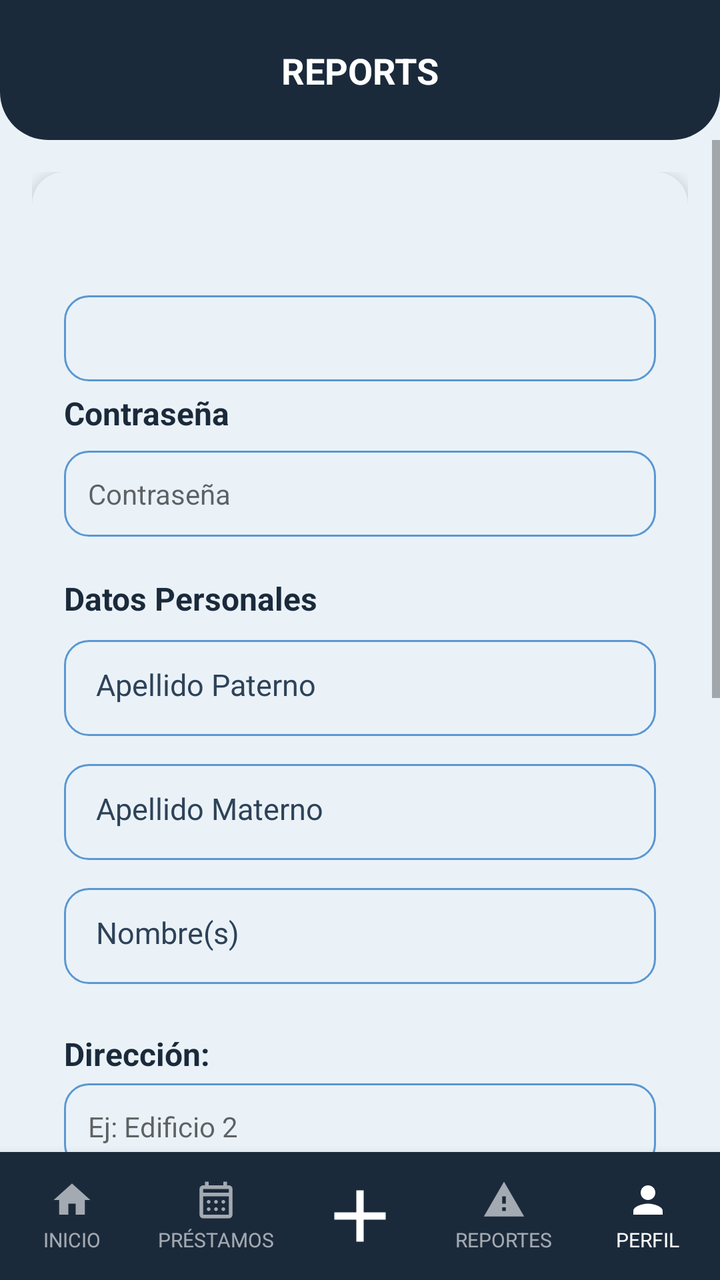
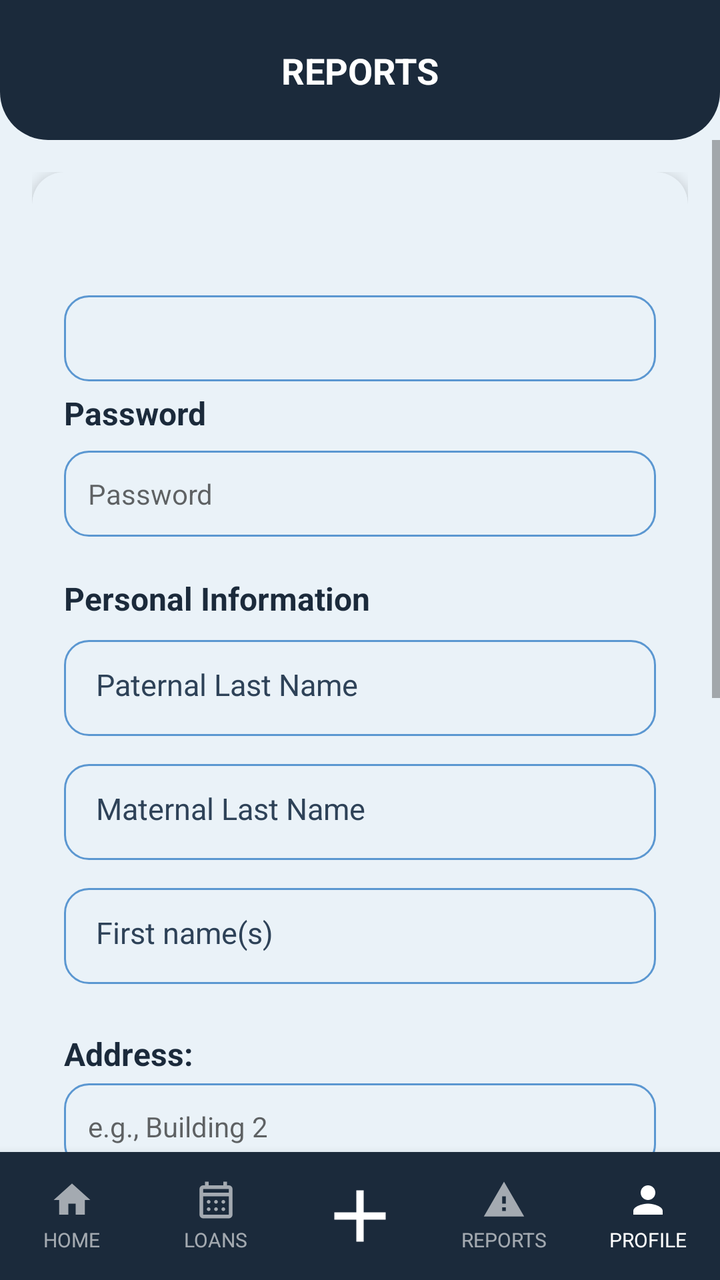

Compare the two renders of this Android layout. The source of the first and the diff that turns it into the second are given below.
<!-- AndroidManifest.xml: application theme Theme.YipShare -->
<!-- res/layout/activity_perfil.xml -->
<?xml version="1.0" encoding="utf-8"?>
<androidx.constraintlayout.widget.ConstraintLayout
    xmlns:android="http://schemas.android.com/apk/res/android"
    xmlns:app="http://schemas.android.com/apk/res-auto"
    xmlns:tools="http://schemas.android.com/tools"
    android:id="@+id/main"
    android:layout_width="match_parent"
    android:layout_height="match_parent"
    android:background="@color/fondo_pantalla">

    <View
        android:id="@+id/bg_header"
        android:layout_width="0dp"
        android:layout_height="0dp"
        android:background="@drawable/bg_header"
        app:layout_constraintTop_toTopOf="parent"
        app:layout_constraintStart_toStartOf="parent"
        app:layout_constraintEnd_toEndOf="parent"
        app:layout_constraintBottom_toBottomOf="@id/guideline_header" />

    <androidx.constraintlayout.widget.Guideline
        android:id="@+id/guideline_header"
        android:layout_width="wrap_content"
        android:layout_height="wrap_content"
        android:orientation="horizontal"
        app:layout_constraintGuide_begin="70dp" />

    <androidx.constraintlayout.widget.Guideline
        android:id="@+id/guideline_status"
        android:layout_width="wrap_content"
        android:layout_height="wrap_content"
        android:orientation="horizontal"
        app:layout_constraintGuide_begin="0dp" />

    <TextView
        android:id="@+id/tv_titulo_pantalla"
        android:layout_width="0dp"
        android:layout_height="wrap_content"
        android:text="@string/textView_reportes"
        android:textAlignment="center"
        android:textColor="@android:color/white"
        android:textStyle="bold"
        android:textSize="18sp"
        android:gravity="center"
        app:layout_constraintTop_toBottomOf="@id/guideline_status"
        app:layout_constraintBottom_toTopOf="@id/guideline_header"
        app:layout_constraintStart_toStartOf="parent"
        app:layout_constraintEnd_toEndOf="parent" />


    <ScrollView
        android:layout_width="0dp"
        android:layout_height="0dp"
        app:layout_constraintTop_toBottomOf="@id/guideline_header"
        app:layout_constraintStart_toStartOf="parent"
        app:layout_constraintEnd_toEndOf="parent"
        app:layout_constraintBottom_toTopOf="@id/bottom_nav">

        <androidx.constraintlayout.widget.ConstraintLayout
            android:layout_width="match_parent"
            android:layout_height="wrap_content"
            android:padding="16dp">

            <androidx.cardview.widget.CardView
                android:id="@+id/card_perfil"
                android:layout_width="0dp"
                android:layout_height="wrap_content"
                app:cardCornerRadius="16dp"
                app:cardElevation="4dp"
                app:cardBackgroundColor="@color/color_tarjeta"
                app:layout_constraintTop_toTopOf="parent"
                app:layout_constraintStart_toStartOf="parent"
                app:layout_constraintEnd_toEndOf="parent">

                <LinearLayout
                    android:layout_width="match_parent"
                    android:layout_height="wrap_content"
                    android:orientation="vertical"
                    android:padding="16dp">
                    <LinearLayout
                        android:id="@+id/layoutPagoMes"
                        android:layout_width="match_parent"
                        android:layout_height="wrap_content"
                        android:orientation="vertical"
                        android:visibility="gone">

                        <TextView
                            style="@style/TextTitle"
                            android:layout_width="match_parent"
                            android:layout_height="wrap_content"
                            android:text="@string/pagoMes"
                            android:textSize="16sp"
                            android:layout_marginBottom="8dp" />

                        <CheckBox
                            android:id="@+id/cbPagoMes"
                            android:layout_width="wrap_content"
                            android:layout_height="wrap_content"
                            android:text="@string/cbPagoMes" />


                    </LinearLayout>
                    <TextView
                        style="@style/TextTitle"
                        android:layout_width="wrap_content"
                        android:layout_height="wrap_content"
                        android:layout_marginTop="20dp"
                        android:textSize="16sp"
                        android:text="" />

                    <TextView
                        android:id="@+id/et_correo_electronico"
                        android:layout_width="match_parent"
                        android:layout_height="wrap_content"
                        android:layout_marginTop="4dp"
                        android:background="@drawable/bg_input"
                        android:padding="12dp"
                        android:inputType="textNoSuggestions"
                        />

                    <TextView
                        style="@style/TextTitle"
                        android:layout_width="wrap_content"
                        android:layout_height="wrap_content"
                        android:layout_marginTop="5dp"
                        android:textSize="16sp"
                        android:text="Contraseña"
                        />

                    <TextView
                        android:id="@+id/et_contrasena"
                        android:layout_width="match_parent"
                        android:layout_height="wrap_content"
                        android:layout_marginTop="8dp"
                        android:background="@drawable/bg_input"
                        android:padding="12dp"
                        android:inputType="textPassword"
                        android:hint="Contraseña"
                        android:maxLines="1"
                        android:layout_marginBottom="10dp"/>

                    <TextView
                        android:id="@+id/datos_personales"
                        style="@style/TextTitle"
                        android:layout_width="match_parent"
                        android:layout_height="wrap_content"
                        android:text="Datos Personales"
                        android:textSize="16sp"
                        android:textStyle="bold"
                        android:layout_marginTop="10dp"
                        android:layout_marginBottom="10dp"
                        />
                    <TextView
                        android:id="@+id/apellido_paterno"
                        style="@style/InputBrand"
                        android:hint="Apellido Paterno"
                        android:inputType="textPersonName"
                        android:background="@drawable/bg_input"
                        android:minHeight="48dp"
                        android:layout_marginBottom="14dp" />

                    <TextView
                        android:id="@+id/apellido_materno"
                        style="@style/InputBrand"
                        android:hint="Apellido Materno"
                        android:inputType="textPersonName"
                        android:background="@drawable/bg_input"
                        android:minHeight="48dp"
                        android:layout_marginBottom="14dp" />

                    <TextView
                        android:id="@+id/nombres"
                        style="@style/InputBrand"
                        android:hint="Nombre(s)"
                        android:inputType="textPersonName"
                        android:background="@drawable/bg_input"
                        android:minHeight="48dp"
                        android:layout_marginBottom="14dp" />


                    <TextView
                        style="@style/TextTitle"
                        android:layout_width="wrap_content"
                        android:layout_height="wrap_content"
                        android:textSize="16sp"
                        android:layout_marginTop="10dp"
                        android:text="Dirección:" />

                    <TextView
                        android:id="@+id/et_direccion_edificio"
                        android:layout_width="match_parent"
                        android:layout_height="wrap_content"
                        android:layout_marginTop="4dp"
                        android:background="@drawable/bg_input"
                        android:padding="12dp"
                        android:inputType="textPostalAddress"
                        android:maxLines="1"
                        android:hint="Ej: Edificio 2" />
                    <TextView
                        android:id="@+id/et_direccion_departamento"
                        android:layout_width="match_parent"
                        android:layout_height="wrap_content"
                        android:layout_marginTop="8dp"
                        android:background="@drawable/bg_input"
                        android:padding="12dp"
                        android:inputType="textPostalAddress"
                        android:maxLines="1"
                        android:hint="Ej: Departamento: 14" />
                    <TextView
                        style="@style/TextTitle"
                        android:layout_width="wrap_content"
                        android:layout_height="wrap_content"
                        android:layout_marginTop="14dp"
                        android:textSize="14sp"
                        android:text="Identificación Oficial" />

                    <LinearLayout
                        android:layout_width="match_parent"
                        android:layout_height="wrap_content"
                        android:layout_marginTop="6dp"
                        android:orientation="horizontal"
                        android:gravity="center_vertical">

                        <Button
                            android:id="@+id/btn_adjuntar_identificacion"
                            style="@style/ButtonSecundary"
                            android:layout_width="wrap_content"
                            android:layout_height="wrap_content"
                            android:text="Adjuntar PDF" />

                        <TextView
                            android:id="@+id/tv_archivo_identificacion"
                            style="@style/TextBody"
                            android:layout_width="0dp"
                            android:layout_height="wrap_content"
                            android:layout_weight="1"
                            android:layout_marginStart="10dp"
                            android:maxLines="1"
                            android:ellipsize="middle"
                            android:text="Ningún archivo seleccionado" />
                    </LinearLayout>

                    <TextView
                        style="@style/TextTitle"
                        android:layout_width="wrap_content"
                        android:layout_height="wrap_content"
                        android:textSize="18sp"
                        android:layout_marginTop="10dp"
                        android:text="Mi Calificación" />

                    <LinearLayout
                        android:layout_width="wrap_content"
                        android:layout_height="wrap_content"
                        android:orientation="horizontal"
                        android:gravity="center_vertical"
                        android:layout_marginTop="8dp">

                        <RatingBar
                            android:id="@+id/rb_mi_calificacion"
                            style="@style/Widget.AppCompat.RatingBar"
                            android:layout_width="wrap_content"
                            android:layout_height="wrap_content"
                            android:numStars="5"
                            android:stepSize="0.5"
                            android:isIndicator="true"
                            android:progressTint="@color/azul_yipshare"
                            tools:rating="4" />

                        <TextView
                            android:id="@+id/tv_calificacion_numero"
                            style="@style/TextBody"
                            android:layout_width="wrap_content"
                            android:layout_height="wrap_content"
                            android:layout_marginStart="8dp"
                            android:textStyle="bold"
                            android:text="4.0" />

                    </LinearLayout>

                    <Button
                        android:id="@+id/btn_actualizar_datos"
                        style="@style/ButtonPrimary"
                        android:layout_width="match_parent"
                        android:layout_height="52dp"
                        android:layout_marginTop="20dp"
                        android:text="Actualizar Datos" />

                    <Button
                        android:id="@+id/btn_eliminar_cuenta"
                        style="@style/ButtonSecundary"
                        android:layout_width="match_parent"
                        android:layout_height="52dp"
                        android:layout_marginTop="10dp"
                        android:text="Eliminar Cuenta" />
                    <Button
                        android:id="@+id/btn_sacar_habitante"
                        style="@style/ButtonPrimary"
                        android:layout_width="match_parent"
                        android:layout_height="48dp"
                        android:layout_marginTop="10dp"
                        android:text="Eliminar Habitante de Condominio"
                        android:visibility="gone" />

                </LinearLayout>

            </androidx.cardview.widget.CardView>

        </androidx.constraintlayout.widget.ConstraintLayout>

    </ScrollView>

    <LinearLayout
        android:id="@+id/bottom_nav"
        android:layout_width="0dp"
        android:layout_height="64dp"
        android:orientation="horizontal"
        android:weightSum="5"
        android:background="@color/azul_yipshare"
        android:elevation="8dp"
        app:layout_constraintBottom_toBottomOf="parent"
        app:layout_constraintStart_toStartOf="parent"
        app:layout_constraintEnd_toEndOf="parent">

        <LinearLayout
            android:id="@+id/nav_inicio"
            android:layout_width="0dp"
            android:layout_height="match_parent"
            android:layout_weight="1"
            android:orientation="vertical"
            android:gravity="center"
            android:clickable="true"
            android:focusable="true"
            android:background="?attr/selectableItemBackgroundBorderless">

            <ImageView
                android:id="@+id/imageView_inicio"
                android:layout_width="22dp"
                android:layout_height="22dp"
                android:src="@drawable/ic_house_princial"
                app:tint="#99FFFFFF"
                android:contentDescription="Inicio" />

            <TextView
                android:id="@+id/textView_inicio"
                android:layout_width="wrap_content"
                android:layout_height="wrap_content"
                android:text="INICIO"
                android:textColor="#99FFFFFF"
                android:textSize="10sp"
                android:layout_marginTop="2dp" />
        </LinearLayout>

        <LinearLayout
            android:id="@+id/nav_prestamos"
            android:layout_width="0dp"
            android:layout_height="match_parent"
            android:layout_weight="1"
            android:orientation="vertical"
            android:gravity="center"
            android:clickable="true"
            android:focusable="true"
            android:background="?attr/selectableItemBackgroundBorderless">

            <ImageView
                android:id="@+id/imageView_prestamos"
                android:layout_width="22dp"
                android:layout_height="22dp"
                android:src="@drawable/ic_calendar_month"
                app:tint="#99FFFFFF"
                android:contentDescription="Préstamos" />

            <TextView
                android:id="@+id/textView_prestamos"
                android:layout_width="wrap_content"
                android:layout_height="wrap_content"
                android:text="PRÉSTAMOS"
                android:textColor="#99FFFFFF"
                android:textSize="10sp"
                android:layout_marginTop="2dp" />
        </LinearLayout>

        <LinearLayout
            android:id="@+id/nav_agregar"
            android:layout_width="0dp"
            android:layout_height="match_parent"
            android:layout_weight="1"
            android:orientation="vertical"
            android:gravity="center"
            android:clickable="true"
            android:focusable="true"
            android:background="?attr/selectableItemBackgroundBorderless">

            <ImageView
                android:id="@+id/imageView_agregar"
                android:layout_width="44dp"
                android:layout_height="44dp"
                android:src="@drawable/ic_plus_icon"
                app:tint="@android:color/white"
                android:contentDescription="Agregar" />
        </LinearLayout>

        <LinearLayout
            android:id="@+id/nav_reportes"
            android:layout_width="0dp"
            android:layout_height="match_parent"
            android:layout_weight="1"
            android:orientation="vertical"
            android:gravity="center"
            android:clickable="true"
            android:focusable="true"
            android:background="?attr/selectableItemBackgroundBorderless">

            <ImageView
                android:id="@+id/imageView_reportes"
                android:layout_width="22dp"
                android:layout_height="22dp"
                android:src="@drawable/ic_warning"
                app:tint="#99FFFFFF"
                android:contentDescription="Reportes" />

            <TextView
                android:id="@+id/textView_reportes"
                android:layout_width="wrap_content"
                android:layout_height="wrap_content"
                android:text="REPORTES"
                android:textColor="#99FFFFFF"
                android:textSize="10sp"
                android:layout_marginTop="2dp" />
        </LinearLayout>

        <LinearLayout
            android:id="@+id/nav_perfil"
            android:layout_width="0dp"
            android:layout_height="match_parent"
            android:layout_weight="1"
            android:orientation="vertical"
            android:gravity="center"
            android:clickable="true"
            android:focusable="true"
            android:background="?attr/selectableItemBackgroundBorderless">

            <ImageView
                android:id="@+id/imageView_perfil"
                android:layout_width="22dp"
                android:layout_height="22dp"
                android:src="@drawable/ic_person"
                app:tint="@android:color/white"
                android:contentDescription="Perfil" />

            <TextView
                android:id="@+id/textView_perfil"
                android:layout_width="wrap_content"
                android:layout_height="wrap_content"
                android:text="PERFIL"
                android:textColor="@android:color/white"
                android:textSize="10sp"
                android:layout_marginTop="2dp" />
        </LinearLayout>

    </LinearLayout>

</androidx.constraintlayout.widget.ConstraintLayout>
<!-- resources referenced by this layout -->
<resources>
  <color name="azul_yipshare">#1B2A3B</color>
  <color name="color_tarjeta">#EAF2F8</color>
  <color name="fondo_pantalla">#EAF2F8</color>
  <!-- drawable bg_header (drawable) -->
  <?xml version="1.0" encoding="utf-8"?>
  <shape xmlns:android="http://schemas.android.com/apk/res/android"
      android:shape="rectangle">
      <solid android:color="@color/azul_yipshare" />
      <corners
          android:bottomLeftRadius="24dp"
          android:bottomRightRadius="24dp" />
  </shape>
  <!-- drawable ic_house_princial (drawable) -->
  <vector xmlns:android="http://schemas.android.com/apk/res/android"
      android:width="24dp"
      android:height="24dp"
      android:viewportWidth="24"
      android:viewportHeight="24">
      <path
          android:fillColor="@android:color/white"
          android:pathData="M10,20v-6h4v6h5v-8h3L12,3 2,12h3v8z"/>
  </vector>
  <string name="cbPagoMes">Sí, pagó este mes</string>
  <string name="pagoMes">Pago del mes: </string>
  <string name="textView_reportes">REPORTS</string>
  <style name="TextBody">
          <item name="android:textColor">@color/texto_secundario</item>
          <item name="android:textSize">14sp</item>
      </style>
  <style name="TextTitle">
          <item name="android:textColor">@color/azul_yipshare</item>
          <item name="android:textSize">18sp</item>
          <item name="android:textStyle">bold</item>
      </style>
  <style name="Theme.YipShare" parent="Theme.AppCompat.DayNight.NoActionBar">
          <item name="android:windowBackground">@color/fondo_pantalla</item>
      </style>
  <color name="input_fondo">#EAF2F8</color>
  <color name="input_stroke">#5B97D1</color>
  <!-- drawable bg_button_primary (drawable) -->
  <?xml version="1.0" encoding="utf-8"?>
  <shape xmlns:android="http://schemas.android.com/apk/res/android"
      android:shape="rectangle">
      <solid android:color="@color/azul_yipshare" />
      <corners android:radius="12dp" />
  </shape>
  <!-- drawable bg_button_secundary (drawable) -->
  <?xml version="1.0" encoding="utf-8"?>
  <shape xmlns:android="http://schemas.android.com/apk/res/android"
      android:shape="rectangle">
      <solid android:color="@color/input_stroke" />
      <corners android:radius="12dp" />
  </shape>
  <color name="texto_primario">#0D1622</color>
  <color name="texto_hint">#2E4258</color>
  <color name="texto_secundario">#2E4258</color>
  <!-- unchanged entries left out for length: 8 -->
</resources>

<!-- the commit's change to res/layout/activity_perfil.xml (unified diff, before → after) -->
@@ -124,7 +124,7 @@
                         android:layout_height="wrap_content"
                         android:layout_marginTop="5dp"
                         android:textSize="16sp"
-                        android:text="Contraseña"
+                        android:text="@string/contrasena_actualizar_perfil"
                         />
 
                     <TextView
@@ -135,7 +135,7 @@
                         android:background="@drawable/bg_input"
                         android:padding="12dp"
                         android:inputType="textPassword"
-                        android:hint="Contraseña"
+                        android:hint="@string/contrasena_actualizar_perfil"
                         android:maxLines="1"
                         android:layout_marginBottom="10dp"/>
 
@@ -144,7 +144,7 @@
                         style="@style/TextTitle"
                         android:layout_width="match_parent"
                         android:layout_height="wrap_content"
-                        android:text="Datos Personales"
+                        android:text="@string/datos_personales"
                         android:textSize="16sp"
                         android:textStyle="bold"
                         android:layout_marginTop="10dp"
@@ -153,7 +153,7 @@
                     <TextView
                         android:id="@+id/apellido_paterno"
                         style="@style/InputBrand"
-                        android:hint="Apellido Paterno"
+                        android:hint="@string/apellido_paterno"
                         android:inputType="textPersonName"
                         android:background="@drawable/bg_input"
                         android:minHeight="48dp"
@@ -162,7 +162,7 @@
                     <TextView
                         android:id="@+id/apellido_materno"
                         style="@style/InputBrand"
-                        android:hint="Apellido Materno"
+                        android:hint="@string/apellido_materno"
                         android:inputType="textPersonName"
                         android:background="@drawable/bg_input"
                         android:minHeight="48dp"
@@ -171,7 +171,7 @@
                     <TextView
                         android:id="@+id/nombres"
                         style="@style/InputBrand"
-                        android:hint="Nombre(s)"
+                        android:hint="@string/nombres"
                         android:inputType="textPersonName"
                         android:background="@drawable/bg_input"
                         android:minHeight="48dp"
@@ -184,7 +184,7 @@
                         android:layout_height="wrap_content"
                         android:textSize="16sp"
                         android:layout_marginTop="10dp"
-                        android:text="Dirección:" />
+                        android:text="@string/direccion_actualizar_perfil" />
 
                     <TextView
                         android:id="@+id/et_direccion_edificio"
@@ -195,7 +195,7 @@
                         android:padding="12dp"
                         android:inputType="textPostalAddress"
                         android:maxLines="1"
-                        android:hint="Ej: Edificio 2" />
+                        android:hint="@string/et_direccion_edificio" />
                     <TextView
                         android:id="@+id/et_direccion_departamento"
                         android:layout_width="match_parent"
@@ -205,14 +205,14 @@
                         android:padding="12dp"
                         android:inputType="textPostalAddress"
                         android:maxLines="1"
-                        android:hint="Ej: Departamento: 14" />
+                        android:hint="@string/et_direccion_departamento" />
                     <TextView
                         style="@style/TextTitle"
                         android:layout_width="wrap_content"
                         android:layout_height="wrap_content"
                         android:layout_marginTop="14dp"
                         android:textSize="14sp"
-                        android:text="Identificación Oficial" />
+                        android:text="@string/identificacion_oficial" />
 
                     <LinearLayout
                         android:layout_width="match_parent"
@@ -226,7 +226,7 @@
                             style="@style/ButtonSecundary"
                             android:layout_width="wrap_content"
                             android:layout_height="wrap_content"
-                            android:text="Adjuntar PDF" />
+                            android:text="@string/btn_adjuntar_identificacion" />
 
                         <TextView
                             android:id="@+id/tv_archivo_identificacion"
@@ -237,7 +237,7 @@
                             android:layout_marginStart="10dp"
                             android:maxLines="1"
                             android:ellipsize="middle"
-                            android:text="Ningún archivo seleccionado" />
+                            android:text="@string/tv_archivo_identificacion" />
                     </LinearLayout>
 
                     <TextView
@@ -246,7 +246,7 @@
                         android:layout_height="wrap_content"
                         android:textSize="18sp"
                         android:layout_marginTop="10dp"
-                        android:text="Mi Calificación" />
+                        android:text="@string/mi_calificacion" />
 
                     <LinearLayout
                         android:layout_width="wrap_content"
@@ -273,7 +273,7 @@
                             android:layout_height="wrap_content"
                             android:layout_marginStart="8dp"
                             android:textStyle="bold"
-                            android:text="4.0" />
+                            android:text="@string/placeholder_calificacion_perfil" />
 
                     </LinearLayout>
 
@@ -283,7 +283,7 @@
                         android:layout_width="match_parent"
                         android:layout_height="52dp"
                         android:layout_marginTop="20dp"
-                        android:text="Actualizar Datos" />
+                        android:text="@string/btn_actualizar_perfil" />
 
                     <Button
                         android:id="@+id/btn_eliminar_cuenta"
@@ -291,14 +291,14 @@
                         android:layout_width="match_parent"
                         android:layout_height="52dp"
                         android:layout_marginTop="10dp"
-                        android:text="Eliminar Cuenta" />
+                        android:text="@string/btn_eliminar_cuenta" />
                     <Button
                         android:id="@+id/btn_sacar_habitante"
                         style="@style/ButtonPrimary"
                         android:layout_width="match_parent"
                         android:layout_height="48dp"
                         android:layout_marginTop="10dp"
-                        android:text="Eliminar Habitante de Condominio"
+                        android:text="@string/btn_eliminar_habitante"
                         android:visibility="gone" />
 
                 </LinearLayout>
@@ -338,13 +338,13 @@
                 android:layout_height="22dp"
                 android:src="@drawable/ic_house_princial"
                 app:tint="#99FFFFFF"
-                android:contentDescription="Inicio" />
+                android:contentDescription="@string/imageView_inicio" />
 
             <TextView
                 android:id="@+id/textView_inicio"
                 android:layout_width="wrap_content"
                 android:layout_height="wrap_content"
-                android:text="INICIO"
+                android:text="@string/textView_inicio"
                 android:textColor="#99FFFFFF"
                 android:textSize="10sp"
                 android:layout_marginTop="2dp" />
@@ -367,13 +367,13 @@
                 android:layout_height="22dp"
                 android:src="@drawable/ic_calendar_month"
                 app:tint="#99FFFFFF"
-                android:contentDescription="Préstamos" />
+                android:contentDescription="@string/imageView_prestamos" />
 
             <TextView
                 android:id="@+id/textView_prestamos"
                 android:layout_width="wrap_content"
                 android:layout_height="wrap_content"
-                android:text="PRÉSTAMOS"
+                android:text="@string/textView_prestamos"
                 android:textColor="#99FFFFFF"
                 android:textSize="10sp"
                 android:layout_marginTop="2dp" />
@@ -396,7 +396,7 @@
                 android:layout_height="44dp"
                 android:src="@drawable/ic_plus_icon"
                 app:tint="@android:color/white"
-                android:contentDescription="Agregar" />
+                android:contentDescription="@string/imageView_agregar" />
         </LinearLayout>
 
         <LinearLayout
@@ -416,13 +416,13 @@
                 android:layout_height="22dp"
                 android:src="@drawable/ic_warning"
                 app:tint="#99FFFFFF"
-                android:contentDescription="Reportes" />
+                android:contentDescription="@string/imageView_reportes" />
 
             <TextView
                 android:id="@+id/textView_reportes"
                 android:layout_width="wrap_content"
                 android:layout_height="wrap_content"
-                android:text="REPORTES"
+                android:text="@string/textView_reportes"
                 android:textColor="#99FFFFFF"
                 android:textSize="10sp"
                 android:layout_marginTop="2dp" />
@@ -445,13 +445,13 @@
                 android:layout_height="22dp"
                 android:src="@drawable/ic_person"
                 app:tint="@android:color/white"
-                android:contentDescription="Perfil" />
+                android:contentDescription="@string/imageView_perfil" />
 
             <TextView
                 android:id="@+id/textView_perfil"
                 android:layout_width="wrap_content"
                 android:layout_height="wrap_content"
-                android:text="PERFIL"
+                android:text="@string/textView_perfil"
                 android:textColor="@android:color/white"
                 android:textSize="10sp"
                 android:layout_marginTop="2dp" />
<!-- resource entries referenced after the edit -->
@@ -22,9 +22,33 @@
           android:fillColor="@android:color/white"
           android:pathData="M10,20v-6h4v6h5v-8h3L12,3 2,12h3v8z"/>
   </vector>
-  <string name="cbPagoMes">Sí, pagó este mes</string>
-  <string name="pagoMes">Pago del mes: </string>
+  <string name="apellido_materno">Maternal Last Name</string>
+  <string name="apellido_paterno">Paternal Last Name</string>
+  <string name="btn_actualizar_perfil">Update Information</string>
+  <string name="btn_adjuntar_identificacion">Attach PDF</string>
+  <string name="btn_eliminar_cuenta">Delete Account</string>
+  <string name="btn_eliminar_habitante">Remove Resident from Condominium</string>
+  <string name="cbPagoMes">Yes, paid this month</string>
+  <string name="contrasena_actualizar_perfil">Password</string>
+  <string name="datos_personales">Personal Information</string>
+  <string name="direccion_actualizar_perfil">Address:</string>
+  <string name="et_direccion_departamento">e.g., Apartment: 14</string>
+  <string name="et_direccion_edificio">e.g., Building 2</string>
+  <string name="identificacion_oficial">Official ID</string>
+  <string name="imageView_agregar">Add</string>
+  <string name="imageView_inicio">Home</string>
+  <string name="imageView_perfil">Profile</string>
+  <string name="imageView_prestamos">Loans</string>
+  <string name="imageView_reportes">Reports</string>
+  <string name="mi_calificacion">My Rating</string>
+  <string name="nombres">First name(s)</string>
+  <string name="pagoMes">Monthly payment:\u0020</string>
+  <string name="placeholder_calificacion_perfil" translatable="false">4.0</string>
+  <string name="textView_inicio">HOME</string>
+  <string name="textView_perfil">PROFILE</string>
+  <string name="textView_prestamos">LOANS</string>
   <string name="textView_reportes">REPORTS</string>
+  <string name="tv_archivo_identificacion">No file selected</string>
   <style name="TextBody">
           <item name="android:textColor">@color/texto_secundario</item>
           <item name="android:textSize">14sp</item>
